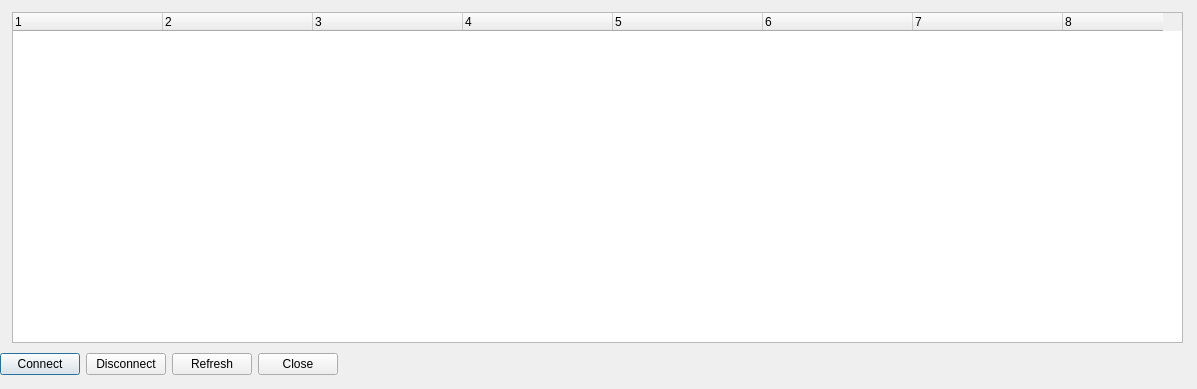
This is trunk/src/QtRadio/servers.ui in alexlee188/ghpsdr3-alex as Qt 5 draws it before an edit. The edited form follows.
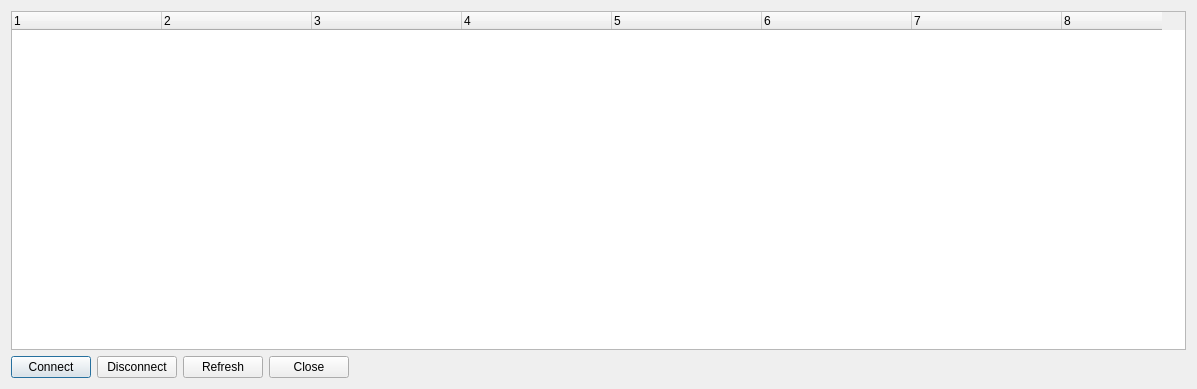
This is the edited form.

Diff of the .ui file:
```diff
--- a/trunk/src/QtRadio/servers.ui
+++ b/trunk/src/QtRadio/servers.ui
@@ -13,15 +13,9 @@
   <property name="windowTitle">
    <string>Active dspserver list</string>
   </property>
+  <layout class="QVBoxLayout" name="verticalLayout">
+   <item>
   <widget class="QTreeWidget" name="treelist">
-   <property name="geometry">
-    <rect>
-     <x>12</x>
-     <y>12</y>
-     <width>1171</width>
-     <height>331</height>
-    </rect>
-   </property>
    <property name="horizontalScrollBarPolicy">
     <enum>Qt::ScrollBarAsNeeded</enum>
    </property>
@@ -84,15 +78,8 @@
     </property>
    </column>
   </widget>
-  <widget class="QWidget" name="">
-   <property name="geometry">
-    <rect>
-     <x>0</x>
-     <y>350</y>
-     <width>414</width>
-     <height>29</height>
-    </rect>
-   </property>
+   </item>
+   <item>
    <layout class="QHBoxLayout" name="horizontalLayout">
     <item>
      <widget class="QPushButton" name="QuickConnect">
@@ -136,7 +123,8 @@
      </spacer>
     </item>
    </layout>
-  </widget>
+   </item>
+  </layout>
  </widget>
  <resources/>
  <connections/>
```
Lines whose indentation alone changed are shown as unchanged.
